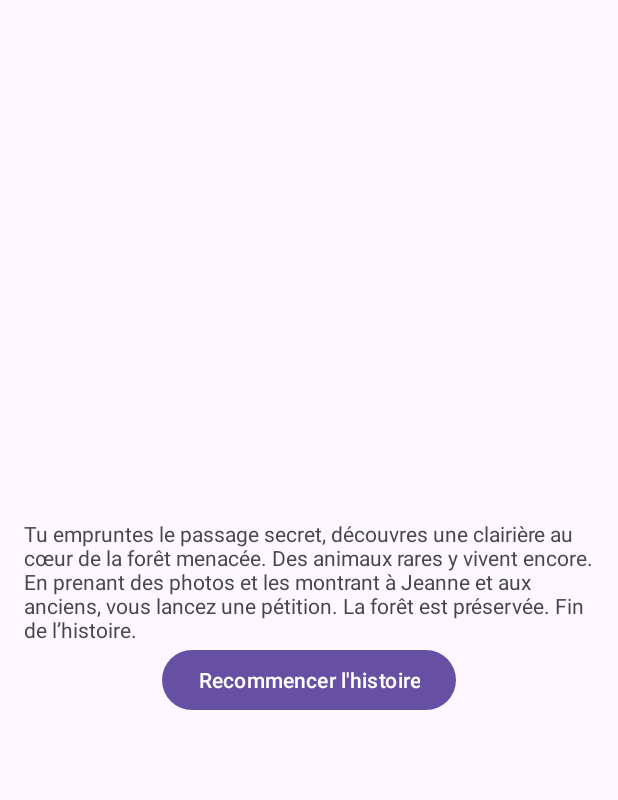
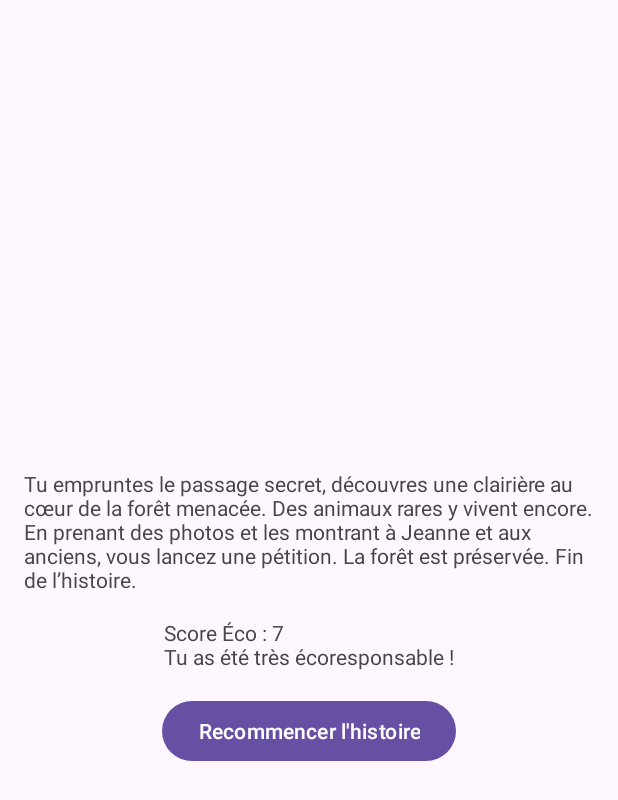
Before and after one commit to II-SARIP-II/android-arbre-narratif, an Android app: the screen it shows after launch (EndActivity), after a tap on "SUIVRE LE PASSAGE SECRET POUR PROTÉGER L", on a phone screen of 412 x 824 dp. Shown: the top 800 px of the screen. Run offline under Robolectric (Android 15) with nearby library versions, the phone set to English and light mode, and no system bars; 3 other taps on this screen came first.

Commit message:
feat : display score at the end

```diff
--- a/app/src/main/java/com/example/arbrenarratif/data/model/Choice.java
+++ b/app/src/main/java/com/example/arbrenarratif/data/model/Choice.java
@@ -3,6 +3,8 @@ package com.example.arbrenarratif.data.model;
 public class Choice {
     private String text;
     private int nextNode;
+
+    private int score;
 
     // Constructeur par défaut requis pour Gson
     public Choice() {
@@ -33,4 +35,8 @@ public class Choice {
                 ", nextNode=" + nextNode +
                 '}';
     }
+
+    public int getScore() {
+        return score;
+    }
 }
--- a/app/src/main/java/com/example/arbrenarratif/ui/end/EndActivity.java
+++ b/app/src/main/java/com/example/arbrenarratif/ui/end/EndActivity.java
@@ -16,8 +16,23 @@ public class EndActivity extends AppCompatActivity {
         setContentView(R.layout.activity_end);
 
         String finalNodeText = getIntent().getStringExtra("finalNodeText");
+        int finalScore = getIntent().getIntExtra("finalScore", 0);
+
         TextView endTextView = findViewById(R.id.endTextView);
+        TextView scoreTextView = findViewById(R.id.scoreTextView);
+
         endTextView.setText(finalNodeText);
+
+        String appreciation;
+        if (finalScore >= 5) {
+            appreciation = "Tu as été très écoresponsable !";
+        } else if (finalScore >= 0) {
+            appreciation = "Tu as fait quelques efforts, mais peux mieux faire.";
+        } else {
+            appreciation = "Tes choix ont été assez nocifs pour l’environnement...";
+        }
+
+        scoreTextView.setText("Score Éco : " + finalScore + "\n" + appreciation);
 
         Button restartButton = findViewById(R.id.restartButton);
         restartButton.setOnClickListener(v -> {
@@ -26,4 +41,5 @@ public class EndActivity extends AppCompatActivity {
             finish();
         });
     }
+
 }
--- a/app/src/main/java/com/example/arbrenarratif/ui/main/MainActivity.java
+++ b/app/src/main/java/com/example/arbrenarratif/ui/main/MainActivity.java
@@ -44,12 +44,15 @@ public class MainActivity extends AppCompatActivity {
             if (storyNode != null) {
                 updateStoryNode(storyNode);
             } else {
-                String finalText = viewModel.getLastNodeText(); // Méthode à créer dans le ViewModel
-                Intent intent = new Intent(MainActivity.this, EndActivity.class);
-                intent.putExtra("finalNodeText", finalText);
-                startActivity(intent);
-                finish();
-            }
+            String finalText = viewModel.getLastNodeText();
+            int finalScore = viewModel.getEcoScore().getValue() != null ? viewModel.getEcoScore().getValue() : 0;
+
+            Intent intent = new Intent(MainActivity.this, EndActivity.class);
+            intent.putExtra("finalNodeText", finalText);
+            intent.putExtra("finalScore", finalScore);
+            startActivity(intent);
+            finish();
+        }
         });
     }
 
--- a/app/src/main/java/com/example/arbrenarratif/viewModel/StoryViewModel.java
+++ b/app/src/main/java/com/example/arbrenarratif/viewModel/StoryViewModel.java
@@ -36,20 +36,15 @@ public class StoryViewModel extends ViewModel {
 
     public void selectChoice(Choice choice) {
         StoryNode nextNode = repository.getNodeById(choice.getNextNode());
-        // Si nextNode est null, on est en fin d’histoire mais sans dernier noeud (rares cas)
-        // Dans ce cas, lastNode reste sur le noeud actuel
-        if (nextNode == null) {
-            currentNode.setValue(null);
-            return;
+        if (choice.getScore() != 0) {
+            ecoScore.setValue(ecoScore.getValue() + choice.getScore());
         }
 
-        // Si le nextNode n'a pas de choix, c'est qu'on est au dernier noeud de l’histoire
-        if (nextNode.getChoices() == null || nextNode.getChoices().isEmpty()) {
-            // On met à jour lastNode AVANT de mettre currentNode à null
+        if (nextNode == null || nextNode.getChoices() == null || nextNode.getChoices().isEmpty()) {
+            // Fin de l'histoire
             lastNode = nextNode;
             currentNode.setValue(null);
         } else {
-            // Noeud normal, on continue
             lastNode = nextNode;
             currentNode.setValue(nextNode);
         }
--- a/app/src/main/res/layout/activity_end.xml
+++ b/app/src/main/res/layout/activity_end.xml
@@ -1,4 +1,3 @@
-<?xml version="1.0" encoding="utf-8"?>
 <LinearLayout
     xmlns:android="http://schemas.android.com/apk/res/android"
     android:orientation="vertical"
@@ -13,9 +12,18 @@
         android:layout_height="wrap_content"
         android:text="Fin de l'histoire !" />
 
+    <TextView
+        android:id="@+id/scoreTextView"
+        android:layout_width="wrap_content"
+        android:layout_height="wrap_content"
+        android:layout_marginTop="16dp"
+        android:text="Score éco :" />
+
     <Button
         android:id="@+id/restartButton"
         android:layout_width="wrap_content"
         android:layout_height="wrap_content"
-        android:text="@string/restart_button" />
+        android:text="@string/restart_button"
+        android:layout_marginTop="16dp"
+        />
 </LinearLayout>
```
